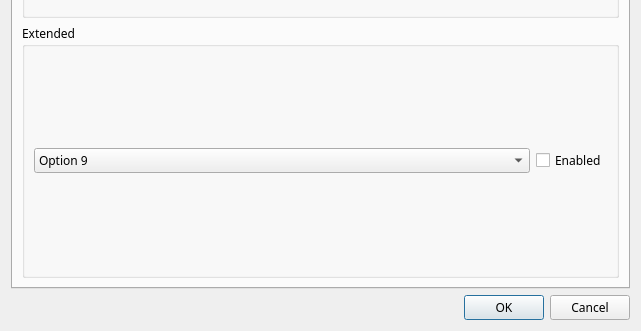
First picture: the form in MasterForge/Properties.ui, repository BuildingaMaster/AdventureGame, before the edit; both pictures show x 0 to 641 and y 308 to 639 of the 641 by 639 pixel window.
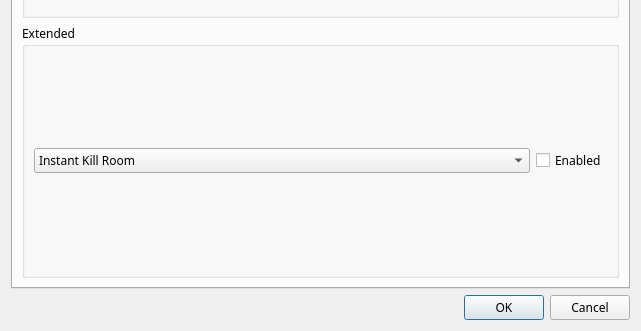
Second picture: the form after the edit. The open tabs and pages were chosen to show the change.

Commit message: MBUILD-114 Instant kill room, added attributes

```diff
--- a/MasterForge/Properties.ui
+++ b/MasterForge/Properties.ui
@@ -349,14 +349,14 @@
               <verstretch>0</verstretch>
              </sizepolicy>
             </property>
+            <property name="font">
+             <font>
+              <family>.SF NS Text</family>
+             </font>
+            </property>
             <item>
              <property name="text">
-              <string>Option 9</string>
-             </property>
-            </item>
-            <item>
-             <property name="text">
-              <string>Option 10</string>
+              <string>Instant Kill Room</string>
              </property>
             </item>
            </widget>
```
The commit also changes 6 other files.
